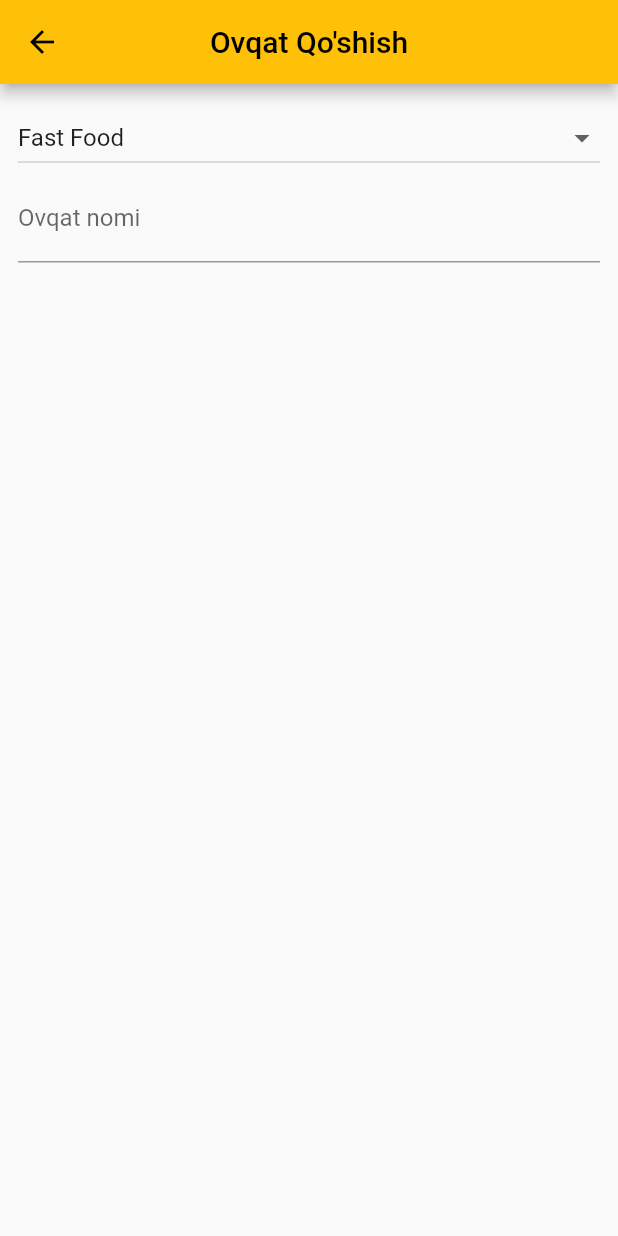
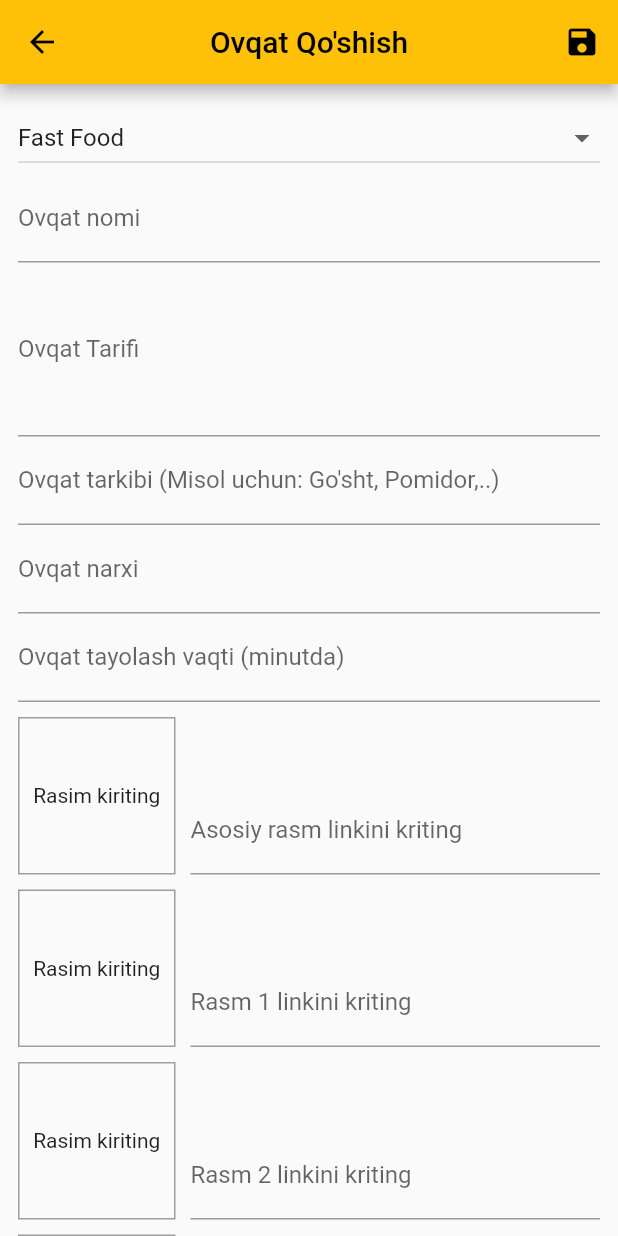
Before and after one commit to umar200000/menyu, a Flutter app: the AddNewProducts screen opened by its route, on a phone screen of 412 x 824 dp. Run offline on Flutter 3.47's test engine with Material 3 defaults, Android fonts, the phone set to English and light mode, and no system bars; our stand-ins replace google_fonts; Roboto replaces fonts that are missing (Caudex).

Commit message:
deyarli tugadi

```diff
--- a/lib/model_page/meals_model.dart
+++ b/lib/model_page/meals_model.dart
@@ -166,4 +166,8 @@ class MealsKeeper {
       _favorite.removeWhere((element) => element.id == id);
     }
   }
+
+  void addMeal(MealsModel meal) {
+    _list.add(meal);
+  }
 }
--- a/lib/widgets/add_new_products.dart
+++ b/lib/widgets/add_new_products.dart
@@ -1,10 +1,14 @@
 import 'package:flutter/material.dart';
+import 'package:ovqatlar_minyusi/model_page/meals_model.dart';
 
 import '../model_page/categories_model.dart';
+import 'img_url_page.dart';
 
 class AddNewProducts extends StatefulWidget {
   final List<CategoriesModel> categories;
-  const AddNewProducts({super.key, required this.categories});
+  final void Function(MealsModel meal) addNewMeal;
+  const AddNewProducts(
+      {super.key, required this.categories, required this.addNewMeal});
   static const routeName = "add-new-products";
 
   @override
@@ -13,11 +17,61 @@ class AddNewProducts extends StatefulWidget {
 
 class _AddNewProductsState extends State<AddNewProducts> {
   late String categoryId;
+  List<String> imgUrlList = [];
+  final _titleController = TextEditingController();
+  final _descriptionController = TextEditingController();
+  final _ingredientsController = TextEditingController();
+  final _priceController = TextEditingController();
+  final _preparingTimeController = TextEditingController();
+  final _mainImageController = TextEditingController();
+  final _firstImageController = TextEditingController();
+  final _secondImageController = TextEditingController();
+  final _thirdImageController = TextEditingController();
 
   @override
   void initState() {
     categoryId = widget.categories[0].id;
     super.initState();
+  }
+
+  void _save() {
+    final title = _titleController.text;
+    final description = _descriptionController.text;
+    final ingredients = _ingredientsController.text;
+    final price = _priceController.text;
+    final preparingTime = _preparingTimeController.text;
+    final mainImage = _mainImageController.text;
+    final firstImg = _firstImageController.text;
+    final secondImg = _secondImageController.text;
+    final thirdImg = _thirdImageController.text;
+
+    if (title.isEmpty ||
+        description.isEmpty ||
+        ingredients.isEmpty ||
+        price.isEmpty ||
+        preparingTime.isEmpty ||
+        mainImage.isEmpty ||
+        firstImg.isEmpty ||
+        secondImg.isEmpty ||
+        thirdImg.isEmpty) return;
+
+    final List<String> ingreds = ingredients.split(",");
+    final List<String> imgs = [mainImage, firstImg, secondImg, thirdImg];
+    widget.addNewMeal(
+      MealsModel(
+        id: UniqueKey().toString(),
+        title: title,
+        categoryId: categoryId,
+        price: int.parse(price),
+        ingredients: ingreds,
+        description: description,
+        imhUrl: imgs,
+        preparingTime: int.parse(
+          preparingTime,
+        ),
+      ),
+    );
+    Navigator.pop(context);
   }
 
   @override
@@ -26,6 +80,7 @@ class _AddNewProductsState extends State<AddNewProducts> {
       appBar: AppBar(
         title: const Text("Ovqat Qo'shish"),
         centerTitle: true,
+        actions: [IconButton(onPressed: _save, icon: const Icon(Icons.save))],
       ),
       body: SingleChildScrollView(
         child: Padding(
@@ -48,10 +103,54 @@ class _AddNewProductsState extends State<AddNewProducts> {
                 },
               ),
               TextField(
+                controller: _titleController,
                 decoration: InputDecoration(
                   labelText: "Ovqat nomi",
                 ),
-              )
+              ),
+              TextField(
+                controller: _descriptionController,
+                maxLines: 4,
+                decoration: InputDecoration(
+                  labelText: "Ovqat Tarifi",
+                ),
+              ),
+              TextField(
+                controller: _ingredientsController,
+                decoration: InputDecoration(
+                  labelText: "Ovqat tarkibi (Misol uchun: Go'sht, Pomidor,..)",
+                ),
+              ),
+              TextField(
+                controller: _priceController,
+                keyboardType: TextInputType.number,
+                decoration: InputDecoration(
+                  labelText: "Ovqat narxi",
+                ),
+              ),
+              TextField(
+                controller: _preparingTimeController,
+                keyboardType: TextInputType.number,
+                decoration: InputDecoration(
+                  labelText: "Ovqat tayolash vaqti (minutda)",
+                ),
+              ),
+              ImageUrlPage(
+                textController: _mainImageController,
+                labelText: "Asosiy rasm linkini kriting",
+              ),
+              ImageUrlPage(
+                textController: _firstImageController,
+                labelText: "Rasm 1 linkini kriting",
+              ),
+              ImageUrlPage(
+                textController: _secondImageController,
+                labelText: "Rasm 2 linkini kriting",
+              ),
+              ImageUrlPage(
+                textController: _thirdImageController,
+                labelText: "Rasm 3 linkini kriting",
+              ),
             ],
           ),
         ),
--- /dev/null
+++ b/lib/widgets/img_url_page.dart
@@ -0,0 +1,72 @@
+import 'package:flutter/material.dart';
+
+class ImageUrlPage extends StatefulWidget {
+  final String labelText;
+  final TextEditingController textController;
+  const ImageUrlPage(
+      {super.key, required this.textController, required this.labelText});
+
+  @override
+  State<ImageUrlPage> createState() => _ImageUrlPageState();
+}
+
+class _ImageUrlPageState extends State<ImageUrlPage> {
+  String imgUrl = "";
+
+  @override
+  Widget build(BuildContext context) {
+    return Padding(
+      padding: const EdgeInsets.only(top: 10.0),
+      child: Row(
+        crossAxisAlignment: CrossAxisAlignment.end,
+        children: [
+          Container(
+            alignment: Alignment.center,
+            height: 105,
+            width: 105,
+            decoration: BoxDecoration(
+              border: Border.all(color: Colors.grey),
+            ),
+            child: imgUrl.isNotEmpty
+                ? Image.network(
+                    imgUrl,
+                    fit: BoxFit.cover,
+                    height: 105,
+                    width: 105,
+                    errorBuilder: (
+                      BuildContext context,
+                      Object error,
+                      StackTrace? stackTrace,
+                    ) {
+                      return Text(
+                        "Rasm linkini xato kiritdingiz",
+                        textAlign: TextAlign.center,
+                      );
+                    },
+                    loadingBuilder: (
+                      BuildContext context,
+                      Widget child,
+                      ImageChunkEvent? loadingProgress,
+                    ) {
+                      if (loadingProgress == null) return child;
+                      return CircularProgressIndicator();
+                    },
+                  )
+                : Text("Rasim kiriting"),
+          ),
+          SizedBox(width: 10),
+          Expanded(
+              child: TextField(
+            controller: widget.textController,
+            decoration: InputDecoration(labelText: widget.labelText),
+            onSubmitted: (value) {
+              setState(() {
+                imgUrl = value;
+              });
+            },
+          ))
+        ],
+      ),
+    );
+  }
+}
--- a/lib/widgets/productScreen.dart
+++ b/lib/widgets/productScreen.dart
@@ -28,7 +28,9 @@ class ProductScreen extends StatelessWidget {
         itemBuilder: (context, index) {
           return ListTile(
             leading: CircleAvatar(
-              backgroundImage: AssetImage(meals[index].imhUrl[0]),
+              backgroundImage: meals[index].imhUrl[0].startsWith("assets/")
+                  ? AssetImage(meals[index].imhUrl[0])
+                  : NetworkImage(meals[index].imhUrl[0]) as ImageProvider,
             ),
             title: Text(meals[index].title),
             subtitle: Text("${meals[index].price} so'm"),
```
Also changed, not shown: lib/main.dart (+5 -2 lines), lib/widgets/meal_items.dart (+9 -4 lines), lib/widgets/meals-photo.dart (+10 -6 lines).
